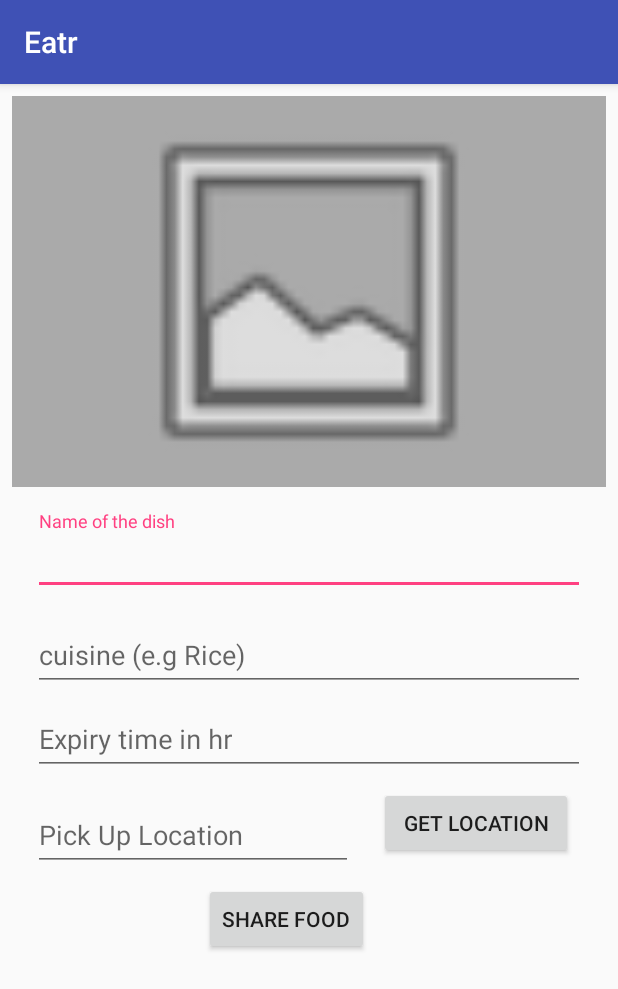
After one commit to greate43/Eatr, an Android app: the FoodItemContainerActivity screen opened directly, with no data from a screen before it, on a phone screen of 412 x 824 dp. The commit adds this screen. Shown: the top 989 px of the screen. Run offline under Robolectric (Android 15) with nearby library versions, the phone set to English and light mode, and no system bars; our stand-ins replace Firebase (no records; nobody signed in at launch, a user with empty details on screens opened directly).

Commit message:
code refactored

```diff
--- a/Eatr/app/build.gradle
+++ b/Eatr/app/build.gradle
@@ -45,7 +45,6 @@ dependencies {
     compile "org.jetbrains.kotlin:kotlin-stdlib-jre7:$kotlin_version"
 
 
-
 }
 
 
--- a/Eatr/app/src/main/AndroidManifest.xml
+++ b/Eatr/app/src/main/AndroidManifest.xml
@@ -43,7 +43,7 @@
             android:screenOrientation="portrait" />
 
         <activity
-            android:name=".activities.AddFoodItemActivity"
+            android:name=".activities.FoodItemContainerActivity"
             android:screenOrientation="portrait" />
 
         <!--
--- /dev/null
+++ b/Eatr/app/src/main/java/sk/greate43/eatr/activities/FoodItemContainerActivity.java
@@ -0,0 +1,19 @@
+package sk.greate43.eatr.activities;
+
+import android.os.Bundle;
+import android.support.v7.app.AppCompatActivity;
+
+import sk.greate43.eatr.R;
+
+
+public class FoodItemContainerActivity extends AppCompatActivity {
+
+
+    @Override
+    protected void onCreate(Bundle savedInstanceState) {
+        super.onCreate(savedInstanceState);
+        setContentView(R.layout.activity_food_item_containter);
+    }
+
+
+}
--- /dev/null
+++ b/Eatr/app/src/main/res/layout/activity_food_item_containter.xml
@@ -0,0 +1,20 @@
+<?xml version="1.0" encoding="utf-8"?>
+<android.support.constraint.ConstraintLayout xmlns:android="http://schemas.android.com/apk/res/android"
+    xmlns:app="http://schemas.android.com/apk/res-auto"
+    xmlns:tools="http://schemas.android.com/tools"
+    android:layout_width="match_parent"
+    android:layout_height="match_parent"
+    tools:context="sk.greate43.eatr.activities.FoodItemContainerActivity">
+
+
+    <fragment
+        android:id="@+id/activity_food_item_container_fragment"
+        android:name="sk.greate43.eatr.fragments.AddFoodItemFragment"
+        android:layout_width="0dp"
+        android:layout_height="0dp"
+
+        app:layout_constraintBottom_toBottomOf="parent"
+        app:layout_constraintEnd_toEndOf="parent"
+        app:layout_constraintStart_toStartOf="parent"
+        app:layout_constraintTop_toTopOf="parent" />
+</android.support.constraint.ConstraintLayout>
--- a/Eatr/app/src/main/res/layout/activity_add_food_item.xml
+++ b/Eatr/app/src/main/res/layout/fragment_add_food_item.xml
@@ -1,13 +1,12 @@
-<?xml version="1.0" encoding="utf-8"?>
 <android.support.constraint.ConstraintLayout xmlns:android="http://schemas.android.com/apk/res/android"
     xmlns:app="http://schemas.android.com/apk/res-auto"
     xmlns:tools="http://schemas.android.com/tools"
+    android:id="@+id/frameLayout"
     android:layout_width="match_parent"
     android:layout_height="match_parent"
-    tools:context="sk.greate43.eatr.activities.AddFoodItemActivity">
-
+    tools:context="sk.greate43.eatr.fragments.AddFoodItemFragment">
     <ImageView
-        android:id="@+id/activity_add_food_item_image_view_choose_image"
+        android:id="@+id/fragment_add_food_item_image_view_choose_image"
         android:layout_width="0dp"
         android:layout_height="0dp"
         android:layout_marginBottom="8dp"
@@ -26,18 +25,18 @@
         app:srcCompat="@android:drawable/ic_menu_gallery" />
 
     <android.support.design.widget.TextInputLayout
-        android:id="@+id/activity_add_food_item_til_dish_name"
+        android:id="@+id/fragment_add_food_item_til_dish_name"
         android:layout_width="wrap_content"
         android:layout_height="wrap_content"
         android:layout_marginEnd="16dp"
         android:layout_marginStart="16dp"
         android:layout_marginTop="8dp"
-        app:layout_constraintEnd_toEndOf="@+id/activity_add_food_item_image_view_choose_image"
-        app:layout_constraintStart_toStartOf="@+id/activity_add_food_item_image_view_choose_image"
+        app:layout_constraintEnd_toEndOf="@+id/fragment_add_food_item_image_view_choose_image"
+        app:layout_constraintStart_toStartOf="@+id/fragment_add_food_item_image_view_choose_image"
         app:layout_constraintTop_toTopOf="@+id/guideline">
 
         <android.support.design.widget.TextInputEditText
-            android:id="@+id/activity_add_food_item_edit_text_dish_name"
+            android:id="@+id/fragment_add_food_item_edit_text_dish_name"
             style="@style/Widget.AppCompat.EditText"
             android:layout_width="368dp"
             android:layout_height="wrap_content"
@@ -55,16 +54,16 @@
         app:layout_constraintGuide_percent="0.36" />
 
     <android.support.design.widget.TextInputLayout
-        android:id="@+id/activity_add_food_item_til_cuisine"
+        android:id="@+id/fragment_add_food_item_til_cuisine"
         android:layout_width="wrap_content"
         android:layout_height="wrap_content"
         android:layout_marginTop="8dp"
-        app:layout_constraintEnd_toEndOf="@+id/activity_add_food_item_til_dish_name"
-        app:layout_constraintStart_toStartOf="@+id/activity_add_food_item_til_dish_name"
-        app:layout_constraintTop_toBottomOf="@+id/activity_add_food_item_til_dish_name">
+        app:layout_constraintEnd_toEndOf="@+id/fragment_add_food_item_til_dish_name"
+        app:layout_constraintStart_toStartOf="@+id/fragment_add_food_item_til_dish_name"
+        app:layout_constraintTop_toBottomOf="@+id/fragment_add_food_item_til_dish_name">
 
         <android.support.design.widget.TextInputEditText
-            android:id="@+id/activity_add_food_item_edit_text_cuisine"
+            android:id="@+id/fragment_add_food_item_edit_text_cuisine"
             android:layout_width="368dp"
             android:layout_height="wrap_content"
             android:ems="10"
@@ -75,15 +74,15 @@
     </android.support.design.widget.TextInputLayout>
 
     <android.support.design.widget.TextInputLayout
-        android:id="@+id/activity_add_food_item_til_expiry_time"
+        android:id="@+id/fragment_add_food_item_til_expiry_time"
         android:layout_width="wrap_content"
         android:layout_height="wrap_content"
-        app:layout_constraintEnd_toEndOf="@+id/activity_add_food_item_til_cuisine"
-        app:layout_constraintStart_toStartOf="@+id/activity_add_food_item_til_cuisine"
-        app:layout_constraintTop_toBottomOf="@+id/activity_add_food_item_til_cuisine">
+        app:layout_constraintEnd_toEndOf="@+id/fragment_add_food_item_til_cuisine"
+        app:layout_constraintStart_toStartOf="@+id/fragment_add_food_item_til_cuisine"
+        app:layout_constraintTop_toBottomOf="@+id/fragment_add_food_item_til_cuisine">
 
         <android.support.design.widget.TextInputEditText
-            android:id="@+id/activity_add_food_item_edit_text_expiry_time"
+            android:id="@+id/fragment_add_food_item_edit_text_expiry_time"
             android:layout_width="368dp"
             android:layout_height="wrap_content"
             android:ems="10"
@@ -94,46 +93,46 @@
     </android.support.design.widget.TextInputLayout>
 
     <Button
-        android:id="@+id/activity_add_food_item_button_get_location"
+        android:id="@+id/fragment_add_food_item_button_get_location"
         android:layout_width="129dp"
         android:layout_height="wrap_content"
         android:layout_marginEnd="8dp"
         android:layout_marginTop="8dp"
         android:text="Get Location"
-        app:layout_constraintEnd_toEndOf="@+id/activity_add_food_item_til_expiry_time"
-        app:layout_constraintTop_toBottomOf="@+id/activity_add_food_item_til_expiry_time"
+        app:layout_constraintEnd_toEndOf="@+id/fragment_add_food_item_til_expiry_time"
+        app:layout_constraintTop_toBottomOf="@+id/fragment_add_food_item_til_expiry_time"
         android:layout_marginRight="8dp" />
 
     <android.support.design.widget.TextInputLayout
-        android:id="@+id/activity_add_food_item_til_pick_location"
+        android:id="@+id/fragment_add_food_item_til_pick_location"
         android:layout_width="wrap_content"
         android:layout_height="wrap_content"
         android:layout_marginTop="8dp"
-        app:layout_constraintStart_toStartOf="@+id/activity_add_food_item_til_expiry_time"
-        app:layout_constraintTop_toBottomOf="@+id/activity_add_food_item_til_expiry_time">
+        app:layout_constraintStart_toStartOf="@+id/fragment_add_food_item_til_expiry_time"
+        app:layout_constraintTop_toBottomOf="@+id/fragment_add_food_item_til_expiry_time">
 
         <android.support.design.widget.TextInputEditText
-            android:id="@+id/activity_add_food_item_edit_text_pick_location"
+            android:id="@+id/fragment_add_food_item_edit_text_pick_location"
             android:layout_width="wrap_content"
             android:layout_height="wrap_content"
             android:layout_marginTop="8dp"
             android:ems="10"
             android:hint="Pick Up Location"
             android:inputType="textPersonName"
-            app:layout_constraintStart_toStartOf="@+id/activity_add_food_item_til_pick_location"
-            app:layout_constraintTop_toBottomOf="@+id/activity_add_food_item_til_pick_location" />
+            app:layout_constraintStart_toStartOf="@+id/fragment_add_food_item_til_pick_location"
+            app:layout_constraintTop_toBottomOf="@+id/fragment_add_food_item_til_pick_location" />
     </android.support.design.widget.TextInputLayout>
 
     <Button
-        android:id="@+id/activity_add_food_item_button_share_food"
+        android:id="@+id/fragment_add_food_item_button_share_food"
         android:layout_width="wrap_content"
         android:layout_height="wrap_content"
         android:layout_marginEnd="8dp"
         android:layout_marginStart="8dp"
         android:layout_marginTop="8dp"
         android:text="Share Food"
-        app:layout_constraintEnd_toEndOf="@+id/activity_add_food_item_button_get_location"
+        app:layout_constraintEnd_toEndOf="@+id/fragment_add_food_item_button_get_location"
         app:layout_constraintStart_toStartOf="parent"
-        app:layout_constraintTop_toBottomOf="@+id/activity_add_food_item_til_pick_location" />
+        app:layout_constraintTop_toBottomOf="@+id/fragment_add_food_item_til_pick_location" />
 
 </android.support.constraint.ConstraintLayout>
--- a/Eatr/build.gradle
+++ b/Eatr/build.gradle
@@ -8,7 +8,7 @@ buildscript {
         jcenter()
     }
     dependencies {
-        classpath 'com.android.tools.build:gradle:3.0.0'
+        classpath 'com.android.tools.build:gradle:3.0.1'
 
 
         // NOTE: Do not place your application dependencies here; they belong
```
Also changed, not shown: Eatr/app/src/main/java/sk/greate43/eatr/adaptors/SellFoodRecyclerViewAdaptor.java (+12 -0 lines), Eatr/app/src/main/java/sk/greate43/eatr/entities/Seller.java (+26 -51 lines), Eatr/app/src/main/java/sk/greate43/eatr/fragments/AddFoodItemFragment.java (renamed from Eatr/app/src/main/java/sk/greate43/eatr/activities/AddFoodItemActivity.java, +67 -59 lines), Eatr/app/src/main/java/sk/greate43/eatr/fragments/SellFoodFragment.java (+18 -20 lines), Eatr/app/src/main/res/xml/file_paths.xml (deleted, +0 -11 lines).
